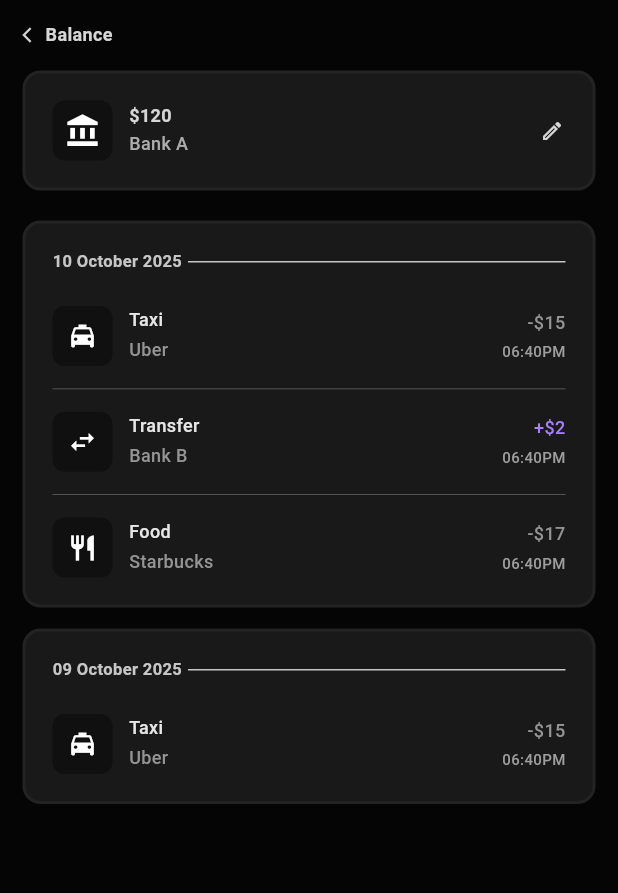
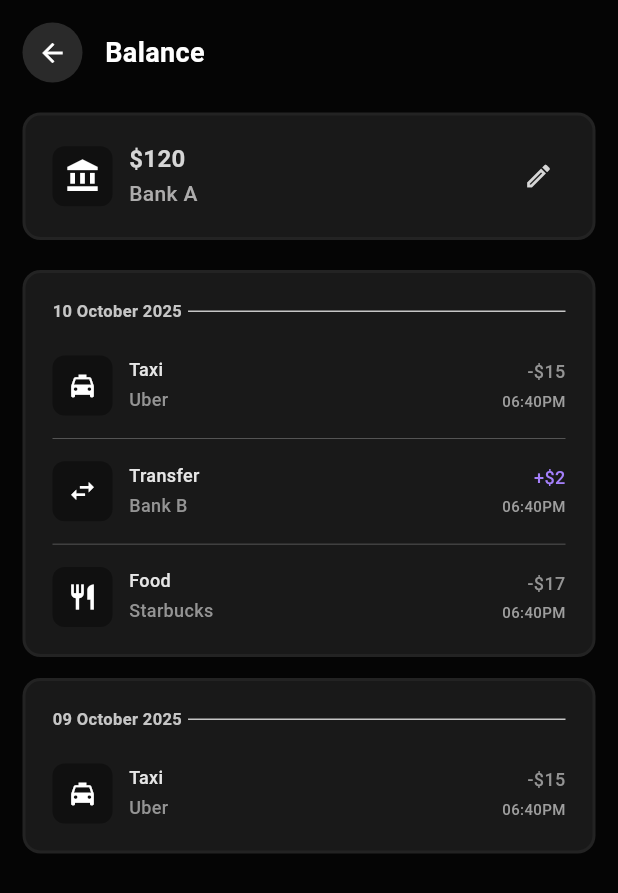
Before and after one commit to nylla8444/sAIveon, a Flutter app: the screen it shows after launch, after a tap on the "chevron right" icon, on a phone screen of 412 x 824 dp. Shown: the top 893 px of the screen. Run offline on Flutter 3.47's test engine with Material 3 defaults, Android fonts, the phone set to English and light mode, and no system bars; our stand-ins replace fl_chart, flutter_svg; Roboto replaces fonts that are missing (Manrope, Poppins).

Commit message:
fix: font sizes and buttons layout

```diff
--- a/lib/pages/bank_detail_page.dart
+++ b/lib/pages/bank_detail_page.dart
@@ -1,5 +1,6 @@
 import 'package:flutter/material.dart';
 import 'edit_bank_page.dart';
+import '../widgets/custom_back_button.dart';
 
 class BankDetailPage extends StatelessWidget {
   final String bankName;
@@ -23,30 +24,27 @@ class BankDetailPage extends StatelessWidget {
               crossAxisAlignment: CrossAxisAlignment.start,
               children: [
                 // Back button
-                GestureDetector(
-                  onTap: () => Navigator.pop(context),
-                  child: Row(
-                    children: const [
-                      Icon(
-                        Icons.arrow_back_ios,
-                        color: Color(0xFFD6D6D6),
-                        size: 12,
+                Row(
+                  children: [
+                    CustomBackButton(
+                      size: 40,
+                      backgroundColor: const Color(0xFF2A2A2A),
+                      iconColor: const Color(0xFFFFFFFF),
+                    ),
+                    const SizedBox(width: 15),
+                    const Text(
+                      'Balance',
+                      style: TextStyle(
+                        fontFamily: 'Poppins',
+                        color: Color(0xFFFFFFFF),
+                        fontSize: 18,
+                        fontWeight: FontWeight.w600,
                       ),
-                      Text(
-                        ' Balance',
-                        style: TextStyle(
-                          fontFamily: 'Manrope',
-                          color: Color(0xFFD6D6D6),
-                          fontSize: 12,
-                          fontWeight: FontWeight.w700,
-                          height: 1.366,
-                        ),
-                      ),
-                    ],
-                  ),
+                    ),
+                  ],
                 ),
 
-                const SizedBox(height: 16),
+                const SizedBox(height: 20),
 
                 // Bank name and balance card
                 Container(
@@ -89,7 +87,7 @@ class BankDetailPage extends StatelessWidget {
                               style: const TextStyle(
                                 fontFamily: 'Manrope',
                                 color: Color(0xFFD6D6D6),
-                                fontSize: 12,
+                                fontSize: 16,
                                 fontWeight: FontWeight.w700,
                                 height: 1.366,
                               ),
@@ -100,7 +98,7 @@ class BankDetailPage extends StatelessWidget {
                               style: const TextStyle(
                                 fontFamily: 'Poppins',
                                 color: Color(0xFFADACAC),
-                                fontSize: 12,
+                                fontSize: 14,
                                 fontWeight: FontWeight.w500,
                                 height: 1.5,
                               ),
@@ -123,13 +121,11 @@ class BankDetailPage extends StatelessWidget {
                           );
                         },
                         child: Container(
-                          width: 18,
-                          height: 18,
-                          alignment: Alignment.center,
+                          padding: const EdgeInsets.all(8),
                           child: const Icon(
                             Icons.edit_outlined,
                             color: Color(0xFFD6D6D6),
-                            size: 16,
+                            size: 20,
                           ),
                         ),
                       ),
--- /dev/null
+++ b/lib/widgets/custom_back_button.dart
@@ -0,0 +1,39 @@
+import 'package:flutter/material.dart';
+
+/// Custom circular back button matching the app's design system
+class CustomBackButton extends StatelessWidget {
+  final VoidCallback? onTap;
+  final Color? backgroundColor;
+  final Color? iconColor;
+  final double size;
+
+  const CustomBackButton({
+    super.key,
+    this.onTap,
+    this.backgroundColor,
+    this.iconColor,
+    this.size = 40,
+  });
+
+  @override
+  Widget build(BuildContext context) {
+    return GestureDetector(
+      onTap: onTap ?? () => Navigator.pop(context),
+      child: Container(
+        width: size,
+        height: size,
+        decoration: BoxDecoration(
+          color: backgroundColor ?? const Color(0xFF2A2A2A),
+          shape: BoxShape.circle,
+        ),
+        child: Center(
+          child: Icon(
+            Icons.arrow_back,
+            color: iconColor ?? const Color(0xFFFFFFFF),
+            size: size * 0.5,
+          ),
+        ),
+      ),
+    );
+  }
+}
--- a/lib/widgets/header_section.dart
+++ b/lib/widgets/header_section.dart
@@ -20,15 +20,15 @@ class HeaderSection extends StatelessWidget {
   @override
   Widget build(BuildContext context) {
     return SizedBox(
-      height: 28,
+      height: 36,
       child: Row(
         children: [
           // Profile Picture (Layer 6 - circular avatar)
           GestureDetector(
             onTap: onProfileTap,
             child: Container(
-              width: 28,
-              height: 28,
+              width: 36,
+              height: 36,
               decoration: BoxDecoration(
                 color: const Color(0xFFD6D6D6),
                 shape: BoxShape.circle,
@@ -40,12 +40,12 @@ class HeaderSection extends StatelessWidget {
               child: const Icon(
                 Icons.person,
                 color: Color(0xFF050505),
-                size: 16,
+                size: 20,
               ),
             ),
           ),
 
-          const SizedBox(width: 7),
+          const SizedBox(width: 10),
 
           // User Name (Poppins 500, 14px) - Left aligned next to profile
           Expanded(
@@ -54,8 +54,8 @@ class HeaderSection extends StatelessWidget {
               style: const TextStyle(
                 fontFamily: 'Poppins',
                 color: Color(0xFFE6E6E6),
-                fontSize: 14,
-                fontWeight: FontWeight.w500,
+                fontSize: 16,
+                fontWeight: FontWeight.w600,
                 height: 1.5,
               ),
             ),
@@ -64,17 +64,19 @@ class HeaderSection extends StatelessWidget {
           // Notification Icon (26. Notification from Figma)
           GestureDetector(
             onTap: onNotificationTap,
+            child: Container(
+              padding: const EdgeInsets.all(8),
               child: Stack(
                 clipBehavior: Clip.none,
                 children: [
                   Container(
-                  width: 15,
-                  height: 16,
+                    width: 20,
+                    height: 20,
                     alignment: Alignment.center,
                     child: const Icon(
                       Icons.notifications_outlined,
                       color: Colors.white,
-                    size: 15,
+                      size: 20,
                     ),
                   ),
                   // Red dot indicator (Ellipse 221)
@@ -83,8 +85,8 @@ class HeaderSection extends StatelessWidget {
                       right: -2,
                       top: -2,
                       child: Container(
-                      width: 5,
-                      height: 5,
+                        width: 6,
+                        height: 6,
                         decoration: const BoxDecoration(
                           color: Color(0xFFFF8282),
                           shape: BoxShape.circle,
@@ -94,6 +96,7 @@ class HeaderSection extends StatelessWidget {
                 ],
               ),
             ),
+          ),
         ],
       ),
     );
```
Also changed, not shown: lib/main.dart (+7 -2 lines), lib/pages/add_scheduled_payment_page.dart (+9 -23 lines), lib/pages/edit_scheduled_payment_page.dart (+9 -23 lines), lib/pages/expense_detail_page.dart (+15 -12 lines), lib/pages/monthly_budget_page.dart (+15 -12 lines), lib/pages/scheduled_payment_detail_page.dart (+10 -13 lines), lib/pages/scheduled_payments_page.dart (+12 -15 lines), lib/pages/transaction_history_page.dart (+19 -21 lines). Lines whose indentation alone changed are shown as unchanged.
